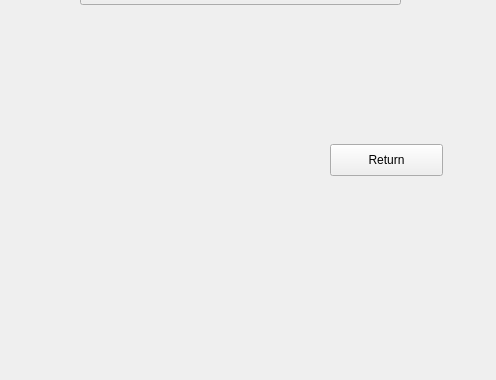
The window that ScorePanelUi.ui (grinningGrace/SigmaU) describes before a commit, drawn with Qt 5; both pictures show x 0 to 496 and y 256 to 636 of the 496 by 636 pixel window.
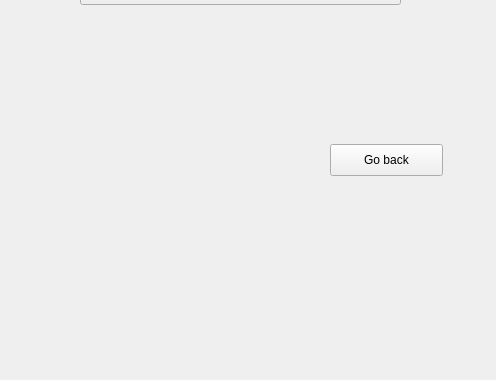
The same window after the commit.

```diff
--- a/ScorePanelUi.ui
+++ b/ScorePanelUi.ui
@@ -62,7 +62,7 @@
     </rect>
    </property>
    <property name="text">
-    <string>Return</string>
+    <string>Go back</string>
    </property>
   </widget>
   <widget class="QLabel" name="label">
```
